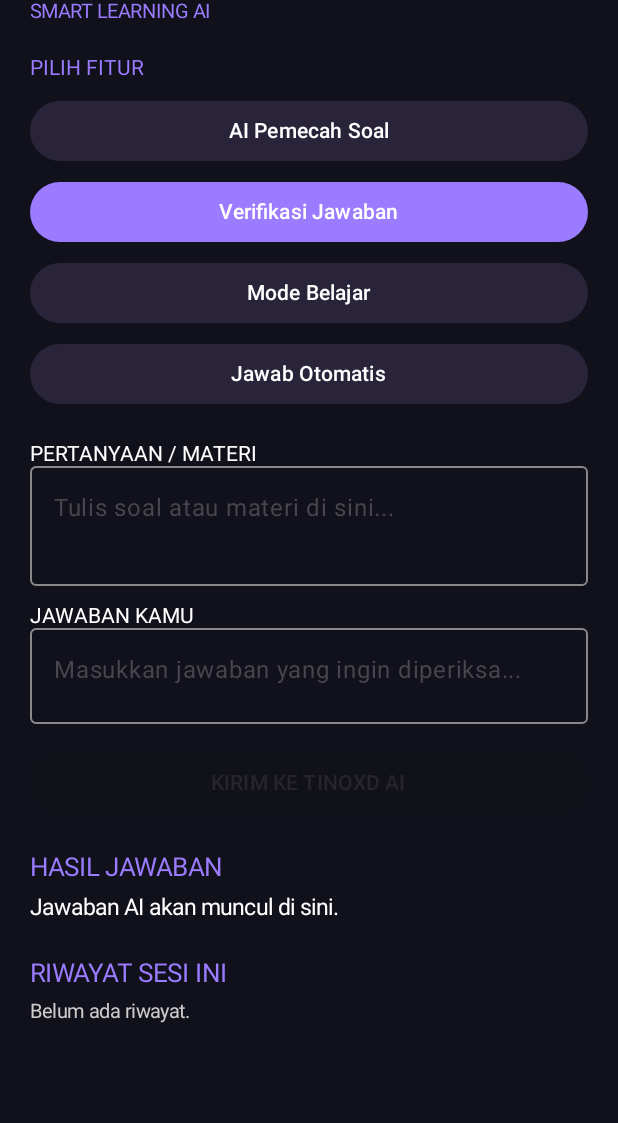
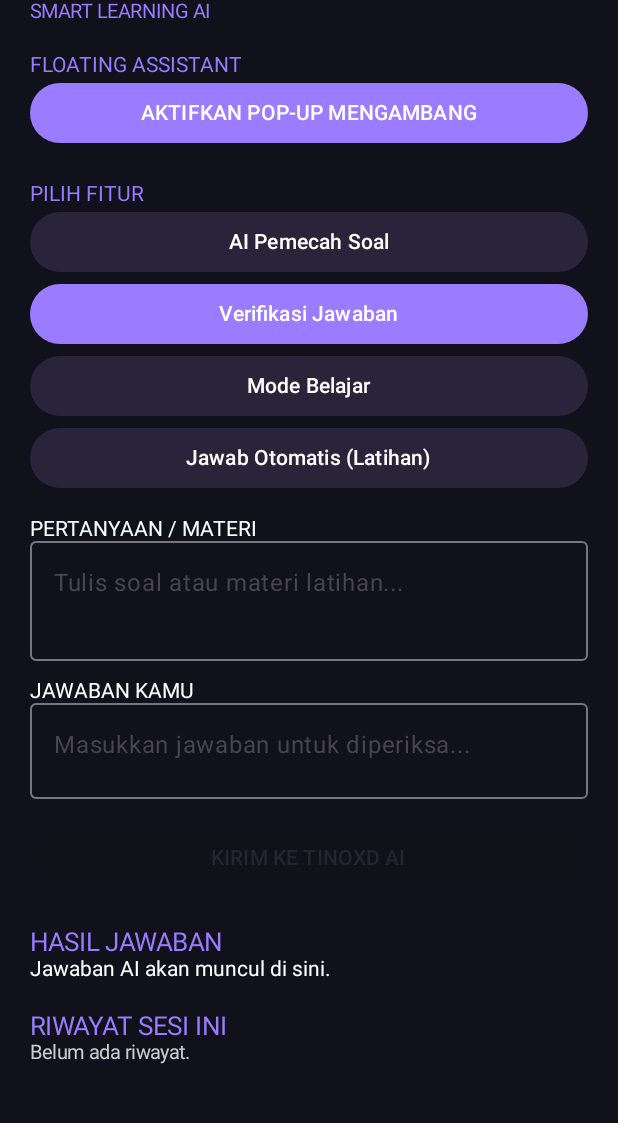
Before and after one commit to tinotzy/TinoXd-Asisten, an Android app built with Jetpack Compose: the screen it shows after launch (MainActivity), after a tap on "Verifikasi Jawaban", on a phone screen of 412 x 824 dp, the part 81-1204 px from its top. Run offline under Robolectric (Android 15) with nearby library versions, the phone set to English and light mode, and no system bars.

Commit message:
Update MainActivity.kt

```diff
--- a/app/src/main/java/com/tinoxd/asisten/MainActivity.kt
+++ b/app/src/main/java/com/tinoxd/asisten/MainActivity.kt
@@ -1,6 +1,10 @@
 package com.tinoxd.asisten
 
+import android.app.Activity
+import android.content.Intent
+import android.net.Uri
 import android.os.Bundle
+import android.provider.Settings
 import androidx.activity.ComponentActivity
 import androidx.activity.compose.setContent
 import androidx.compose.foundation.background
@@ -19,18 +23,18 @@ import java.net.URL
 import java.util.concurrent.Executors
 
 class MainActivity : ComponentActivity() {
-
     override fun onCreate(savedInstanceState: Bundle?) {
         super.onCreate(savedInstanceState)
-
         setContent {
-            TinoXdApp()
+            TinoXdApp(
+                activity = this
+            )
         }
     }
 }
 
 @Composable
-fun TinoXdApp() {
+fun TinoXdApp(activity: Activity) {
     val purple = Color(0xFF9B7BFF)
     val dark = Color(0xFF10111A)
 
@@ -62,17 +66,41 @@ fun TinoXdApp() {
             fontSize = 13.sp
         )
 
+        Spacer(Modifier.height(20.dp))
+
+        Text("FLOATING ASSISTANT", color = purple)
+
+        Button(
+            onClick = {
+                if (Settings.canDrawOverlays(activity)) {
+                    activity.startService(
+                        Intent(activity, FloatingWidgetService::class.java)
+                    )
+                } else {
+                    val intent = Intent(
+                        Settings.ACTION_MANAGE_OVERLAY_PERMISSION,
+                        Uri.parse("package:${activity.packageName}")
+                    )
+                    activity.startActivity(intent)
+                }
+            },
+            modifier = Modifier.fillMaxWidth(),
+            colors = ButtonDefaults.buttonColors(
+                containerColor = purple
+            )
+        ) {
+            Text("AKTIFKAN POP-UP MENGAMBANG")
+        }
+
         Spacer(Modifier.height(22.dp))
 
         Text("PILIH FITUR", color = purple)
-
-        Spacer(Modifier.height(10.dp))
 
         val modes = listOf(
             "AI Pemecah Soal" to "solve",
             "Verifikasi Jawaban" to "verify",
             "Mode Belajar" to "learn",
-            "Jawab Otomatis" to "auto"
+            "Jawab Otomatis (Latihan)" to "auto"
         )
 
         modes.forEach { (label, mode) ->
@@ -86,7 +114,6 @@ fun TinoXdApp() {
             ) {
                 Text(label)
             }
-            Spacer(Modifier.height(6.dp))
         }
 
         Spacer(Modifier.height(15.dp))
@@ -97,14 +124,10 @@ fun TinoXdApp() {
             value = question,
             onValueChange = { question = it },
             modifier = Modifier.fillMaxWidth(),
-            placeholder = { Text("Tulis soal atau materi di sini...") },
-            minLines = 3,
-            colors = OutlinedTextFieldDefaults.colors(
-                focusedTextColor = Color.White,
-                unfocusedTextColor = Color.White,
-                focusedBorderColor = purple,
-                unfocusedBorderColor = Color.Gray
-            )
+            placeholder = {
+                Text("Tulis soal atau materi latihan...")
+            },
+            minLines = 3
         )
 
         if (selectedMode == "verify") {
@@ -115,14 +138,10 @@ fun TinoXdApp() {
                 value = userAnswer,
                 onValueChange = { userAnswer = it },
                 modifier = Modifier.fillMaxWidth(),
-                placeholder = { Text("Masukkan jawaban yang ingin diperiksa...") },
-                minLines = 2,
-                colors = OutlinedTextFieldDefaults.colors(
-                    focusedTextColor = Color.White,
-                    unfocusedTextColor = Color.White,
-                    focusedBorderColor = purple,
-                    unfocusedBorderColor = Color.Gray
-                )
+                placeholder = {
+                    Text("Masukkan jawaban untuk diperiksa...")
+                },
+                minLines = 2
             )
         }
 
@@ -141,7 +160,9 @@ fun TinoXdApp() {
                     Executors.newSingleThreadExecutor().execute {
                         val result = requestAI(q, mode, a)
 
-                        android.os.Handler(android.os.Looper.getMainLooper()).post {
+                        android.os.Handler(
+                            android.os.Looper.getMainLooper()
+                        ).post {
                             answer = result
                             loading = false
                             history = "$history\n\n$q\n$result"
@@ -155,26 +176,23 @@ fun TinoXdApp() {
                 containerColor = purple
             )
         ) {
-            Text(if (loading) "SEDANG MEMPROSES..." else "KIRIM KE TINOXD AI")
+            Text(
+                if (loading) "MEMPROSES..." else "KIRIM KE TINOXD AI"
+            )
         }
 
         Spacer(Modifier.height(22.dp))
 
         Text("HASIL JAWABAN", color = purple, fontSize = 17.sp)
 
-        Spacer(Modifier.height(8.dp))
-
         Text(
             answer.ifBlank { "Jawaban AI akan muncul di sini." },
-            color = Color.White,
-            fontSize = 15.sp
+            color = Color.White
         )
 
-        Spacer(Modifier.height(25.dp))
+        Spacer(Modifier.height(20.dp))
 
         Text("RIWAYAT SESI INI", color = purple, fontSize = 17.sp)
-
-        Spacer(Modifier.height(8.dp))
 
         Text(
             history.ifBlank { "Belum ada riwayat." },
@@ -192,14 +210,18 @@ fun requestAI(
     var connection: HttpURLConnection? = null
 
     return try {
-        connection = (URL(
-            "https://tinoxd-asisten.vercel.app/api/chat"
-        ).openConnection() as HttpURLConnection).apply {
+        connection = (
+            URL("https://tinoxd-asisten.vercel.app/api/chat")
+                .openConnection() as HttpURLConnection
+        ).apply {
             requestMethod = "POST"
             connectTimeout = 20000
             readTimeout = 60000
             doOutput = true
-            setRequestProperty("Content-Type", "application/json")
+            setRequestProperty(
+                "Content-Type",
+                "application/json"
+            )
         }
 
         val body = JSONObject().apply {
@@ -232,7 +254,6 @@ fun requestAI(
             "Server error ($code): " +
                 json.optString("error", "Terjadi kesalahan.")
         }
-
     } catch (e: Exception) {
         "Gagal terhubung: ${e.message ?: "Periksa koneksi internet."}"
     } finally {
```
